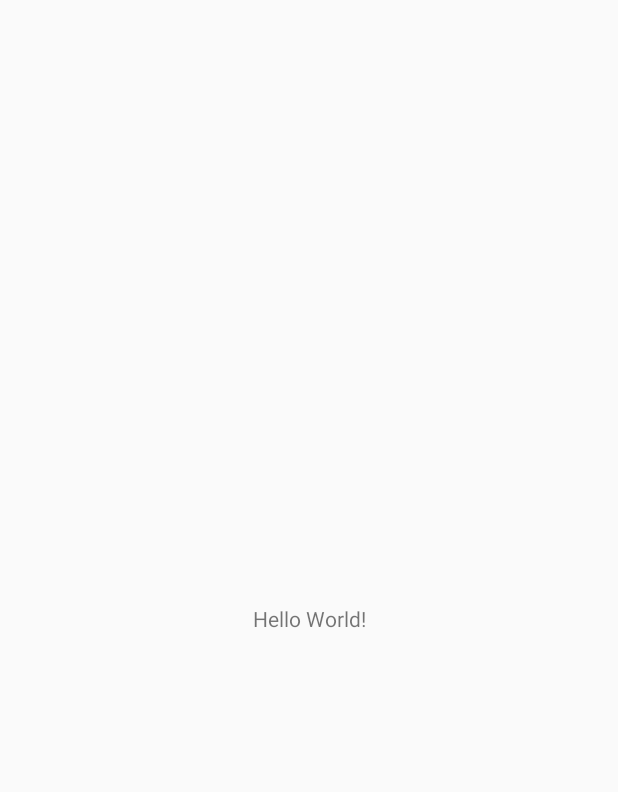
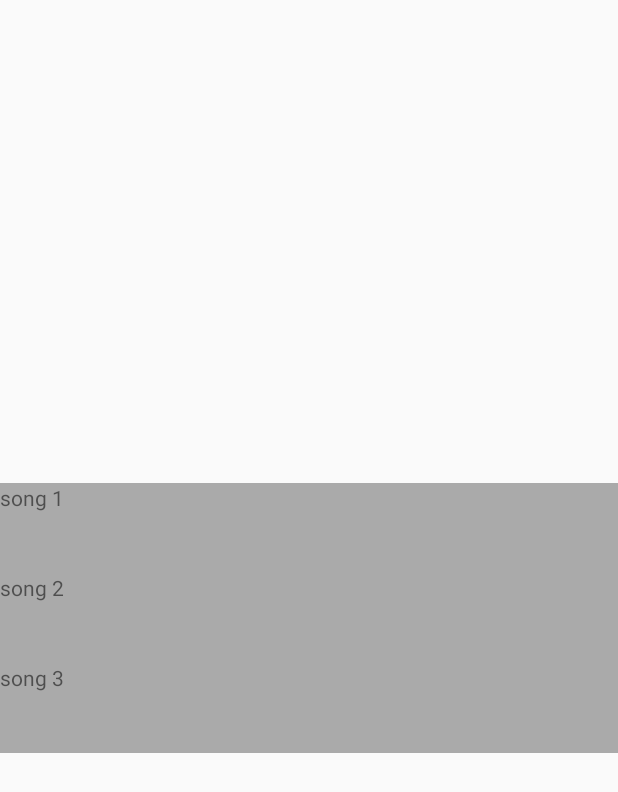
Before and after one commit to sreeram77/muzzik, an Android app: the screen it shows after launch (MainActivity), on a phone screen of 412 x 824 dp. Before the commit the part shown is almost empty. Shown: the top 792 px of the screen. Run offline under Robolectric (Android 15) with nearby library versions, the phone set to English and light mode, and no system bars.

Commit message:
Added RecyclerView for music list

```diff
--- a/app/build.gradle
+++ b/app/build.gradle
@@ -29,4 +29,5 @@ dependencies {
     testImplementation 'junit:junit:4.12'
     androidTestImplementation 'androidx.test:runner:1.1.0-alpha4'
     androidTestImplementation 'androidx.test.espresso:espresso-core:3.1.0-alpha4'
+    implementation 'androidx.recyclerview:recyclerview:1.0.0'
 }
--- a/app/src/main/java/com/blahblah/muzzik/MainActivity.java
+++ b/app/src/main/java/com/blahblah/muzzik/MainActivity.java
@@ -8,15 +8,32 @@ import android.util.Log;
 
 import java.io.IOException;
 
+import androidx.recyclerview.widget.LinearLayoutManager;
+import androidx.recyclerview.widget.RecyclerView;
+
 public class MainActivity extends Activity {
 
     Muzzik muzzik = new Muzzik();
     Uri currentSong;
+    private RecyclerView musicRecycler;
+    private RecyclerView.Adapter mAdapter;
+    private RecyclerView.LayoutManager layoutManager;
+    String[] musicData = new String[] {"song 1", "song 2", "song 3"};
 
     @Override
     protected void onCreate(Bundle savedInstanceState) {
         super.onCreate(savedInstanceState);
         setContentView(R.layout.activity_main);
+        musicRecycler = findViewById(R.id.musicList);
+        musicRecycler.hasFixedSize();
+
+        layoutManager = new LinearLayoutManager(this);
+        musicRecycler.setLayoutManager(layoutManager);
+
+        mAdapter = new MyAdapter(musicData);
+        musicRecycler.setAdapter(mAdapter);
+
+
 
         Intent intent = new Intent();
         intent.setAction(Intent.ACTION_GET_CONTENT);
@@ -25,12 +42,18 @@ public class MainActivity extends Activity {
 
     }
 
+
+
+
+
+
+
+
     @Override
     protected void onActivityResult(int requestCode, int resultCode, Intent data){
         if (requestCode == 1) {
             if (resultCode == RESULT_OK){
                 currentSong = data.getData();
-                Log.e("BLAH", currentSong.toString());
                 try {
                     muzzik.setDataSource(getApplicationContext(), currentSong);
                 } catch (IOException e){
--- /dev/null
+++ b/app/src/main/java/com/blahblah/muzzik/MyAdapter.java
@@ -0,0 +1,41 @@
+package com.blahblah.muzzik;
+
+import android.view.LayoutInflater;
+import android.view.View;
+import android.view.ViewGroup;
+import android.widget.TextView;
+
+import androidx.recyclerview.widget.RecyclerView;
+
+public class MyAdapter extends RecyclerView.Adapter<MyAdapter.MyViewHolder> {
+    private String[] mDataset;
+    public static class MyViewHolder extends RecyclerView.ViewHolder {
+        public TextView textView;
+        public MyViewHolder(View v) {
+            super(v);
+            textView = v.findViewById(R.id.textView);
+        }
+    }
+
+    public MyAdapter(String[] myDataset) {
+        mDataset = myDataset;
+    }
+
+    @Override
+    public MyAdapter.MyViewHolder onCreateViewHolder(ViewGroup parent,  int viewType) {
+        View v = LayoutInflater.from(parent.getContext())
+                .inflate(R.layout.music_list_view, parent, false);
+        return new MyViewHolder(v);
+    }
+
+    @Override
+    public void onBindViewHolder(MyViewHolder holder, int position) {
+        holder.textView.setText(mDataset[position]);
+
+    }
+
+    @Override
+    public int getItemCount() {
+        return mDataset.length;
+    }
+}
--- /dev/null
+++ b/app/src/main/java/com/blahblah/muzzik/musicData.java
@@ -0,0 +1,4 @@
+package com.blahblah.muzzik;
+
+public class musicData {
+}
--- a/app/src/main/res/layout/activity_main.xml
+++ b/app/src/main/res/layout/activity_main.xml
@@ -6,13 +6,15 @@
     android:layout_height="match_parent"
     tools:context=".MainActivity">
 
-    <TextView
-        android:layout_width="wrap_content"
+    <androidx.recyclerview.widget.RecyclerView
+        android:id="@+id/musicList"
+        android:layout_width="match_parent"
         android:layout_height="wrap_content"
-        android:text="Hello World!"
+        android:layout_marginTop="8dp"
+        android:layout_marginBottom="8dp"
         app:layout_constraintBottom_toBottomOf="parent"
-        app:layout_constraintLeft_toLeftOf="parent"
-        app:layout_constraintRight_toRightOf="parent"
+        app:layout_constraintEnd_toEndOf="parent"
+        app:layout_constraintStart_toStartOf="parent"
         app:layout_constraintTop_toTopOf="parent" />
 
 </androidx.constraintlayout.widget.ConstraintLayout>
--- /dev/null
+++ b/app/src/main/res/layout/music_list_view.xml
@@ -0,0 +1,10 @@
+<?xml version="1.0" encoding="utf-8"?>
+<FrameLayout xmlns:android="http://schemas.android.com/apk/res/android"
+    android:layout_width="match_parent" android:layout_height="wrap_content">
+
+    <TextView
+        android:id="@+id/textView"
+        android:layout_width="match_parent"
+        android:background="@android:color/darker_gray"
+        android:layout_height="60dp"/>
+</FrameLayout>
```
